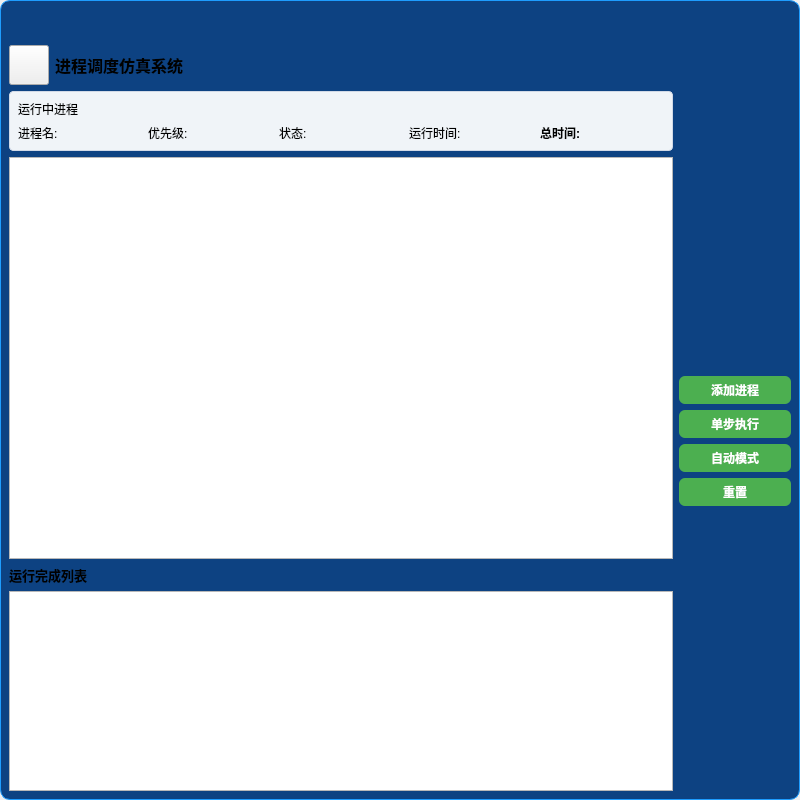
First picture: the form in mainwindow.ui, repository dyfyyds/Process, before the edit.
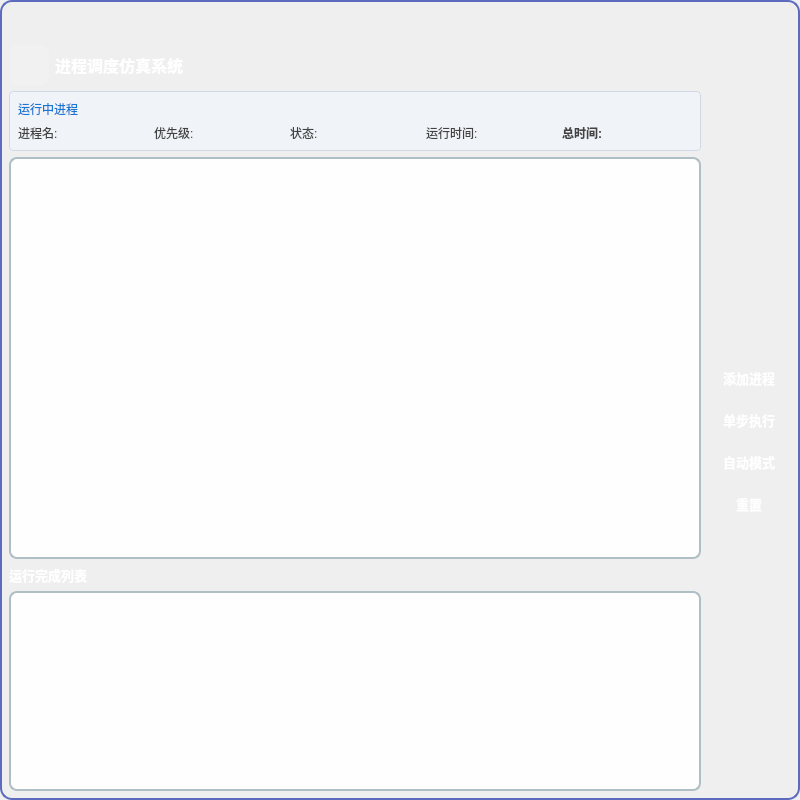
Second picture: the form after the edit. Icons and pictures are not drawn.

```diff
--- a/mainwindow.ui
+++ b/mainwindow.ui
@@ -35,9 +35,10 @@
    <property name="styleSheet">
     <string notr="true">#centralwidget
 {
-background:rgb(13, 66, 130);
-border-radius:10px;
-border:1px solid rgb(30,157,255);
+    background: qlineargradient(x1:0, y1:0, x2:1, y2:1,
+        stop:0 #1a237e, stop:0.5 #283593, stop:1 #3949ab);
+    border-radius: 12px;
+    border: 2px solid #5c6bc0;
 }</string>
    </property>
    <layout class="QVBoxLayout" name="verticalLayout_5">
@@ -182,6 +183,13 @@
              <height>40</height>
             </size>
            </property>
+           <property name="styleSheet">
+            <string notr="true">#Icon{
+border:none;
+border-radius:8px;
+background: rgba(255, 255, 255, 0.1);
+}</string>
+           </property>
            <property name="text">
             <string/>
            </property>
@@ -205,6 +213,12 @@
              <bold>true</bold>
             </font>
            </property>
+           <property name="styleSheet">
+            <string notr="true">#Label{
+color:#ffffff;
+background: transparent;
+}</string>
+           </property>
            <property name="text">
             <string>进程调度仿真系统</string>
            </property>
@@ -231,6 +245,12 @@
              <layout class="QVBoxLayout" name="verticalLayout">
               <item>
                <widget class="QLabel" name="Title">
+                <property name="styleSheet">
+                 <string notr="true">#Title{
+    color: #1976d2;
+    background: transparent;
+}</string>
+                </property>
                 <property name="text">
                  <string>运行中进程</string>
                 </property>
@@ -240,6 +260,12 @@
                <layout class="QHBoxLayout" name="horizontalLayout_2">
                 <item>
                  <widget class="QLabel" name="Name">
+                  <property name="styleSheet">
+                   <string notr="true">#Name{
+    color: #424242;
+    background: transparent;
+}</string>
+                  </property>
                   <property name="text">
                    <string>进程名:</string>
                   </property>
@@ -247,6 +273,12 @@
                 </item>
                 <item>
                  <widget class="QLabel" name="Priority">
+                  <property name="styleSheet">
+                   <string notr="true">#Priority{
+    color: #424242;
+    background: transparent;
+}</string>
+                  </property>
                   <property name="text">
                    <string>优先级:</string>
                   </property>
@@ -254,6 +286,12 @@
                 </item>
                 <item>
                  <widget class="QLabel" name="Status">
+                  <property name="styleSheet">
+                   <string notr="true">#Status{
+    color: #424242;
+    background: transparent;
+}</string>
+                  </property>
                   <property name="text">
                    <string>状态:</string>
                   </property>
@@ -261,6 +299,12 @@
                 </item>
                 <item>
                  <widget class="QLabel" name="Rtime">
+                  <property name="styleSheet">
+                   <string notr="true">#Rtime{
+    color: #424242;
+    background: transparent;
+}</string>
+                  </property>
                   <property name="text">
                    <string>运行时间:</string>
                   </property>
@@ -273,6 +317,12 @@
                     <bold>true</bold>
                    </font>
                   </property>
+                  <property name="styleSheet">
+                   <string notr="true">#Ntime{
+    color: #424242;
+    background: transparent;
+}</string>
+                  </property>
                   <property name="text">
                    <string>总时间:</string>
                   </property>
@@ -284,7 +334,25 @@
             </widget>
            </item>
            <item>
-            <widget class="QListWidget" name="ReadyQueue"/>
+            <widget class="QListWidget" name="ReadyQueue">
+             <property name="styleSheet">
+              <string notr="true">#ReadyQueue{
+    background: rgba(255, 255, 255, 0.95);
+    border: 2px solid #b0bec5;
+    border-radius: 8px;
+    outline: none;
+}
+
+#ReadyQueue::item{
+    border: none;
+    border-radius: 6px;
+    margin: 2px;
+    padding: 2px;
+}
+
+</string>
+             </property>
+            </widget>
            </item>
            <item>
             <widget class="QLabel" name="FinishLabel">
@@ -294,6 +362,12 @@
                <bold>true</bold>
               </font>
              </property>
+             <property name="styleSheet">
+              <string notr="true">#FinishLabel{
+color:#ffffff;
+background: transparent;
+}</string>
+             </property>
              <property name="text">
               <string>运行完成列表</string>
              </property>
@@ -313,6 +387,31 @@
                <height>200</height>
               </size>
              </property>
+             <property name="styleSheet">
+              <string notr="true">#FinishQueue{
+    background: rgba(255, 255, 255, 0.95);
+    border: 2px solid #b0bec5;
+    border-radius: 8px;
+    gridline-color: #e0e0e0;
+}
+
+#FinishQueue::item{
+    padding: 5px;
+}
+
+#FinishQueue::item:selected{
+    background: #e8f5e9;
+    color: #2e7d32;
+}
+
+QHeaderView::section{
+    background: #546e7a;
+    color: white;
+    padding: 6px;
+    border: none;
+    font-weight: bold;
+}</string>
+             </property>
              <property name="editTriggers">
               <set>QAbstractItemView::EditTrigger::NoEditTriggers</set>
              </property>
@@ -338,15 +437,15 @@
            <item>
             <widget class="QPushButton" name="AddProcessButton">
              <property name="styleSheet">
-              <string notr="true">#AddProcessButton {
-    background-color: #4CAF50;
+              <string notr="true">#AddProcessButton{
+    background: qlineargradient(x1:0, y1:0, x2:0, y2:1,
+        stop:0 #66bb6a, stop:1 #43a047);
     color: white;
     border: none;
-    border-radius: 6px;
-    padding: 5px 6px;
-    font-size: 12px;
+    border-radius: 8px;
+    padding: 8px 16px;
+    font-size: 13px;
     font-weight: bold;
-
 }
 
 #AddProcessButton:hover {
@@ -361,11 +460,9 @@
 
 }
 
-#AddProcessButton:disabled {
-
-    background-color: #cccccc;
-    color: #666666;
-
+#AddProcessButton:disabled{
+    background: #bdbdbd;
+    color: #757575;
 }</string>
              </property>
              <property name="text">
@@ -376,15 +473,15 @@
            <item>
             <widget class="QPushButton" name="SetSingleButton">
              <property name="styleSheet">
-              <string notr="true">#SetSingleButton {
-    background-color: #4CAF50;
+              <string notr="true">#SetSingleButton{
+    background: qlineargradient(x1:0, y1:0, x2:0, y2:1,
+        stop:0 #42a5f5, stop:1 #1e88e5);
     color: white;
     border: none;
-    border-radius: 6px;
-    padding: 5px 6px;
-    font-size: 12px;
+    border-radius: 8px;
+    padding: 8px 16px;
+    font-size: 13px;
     font-weight: bold;
-    min-width: 100px;
 }
 
 #SetSingleButton:hover {
@@ -396,10 +493,9 @@
     background-color: #3d8b40;
 }
 
-#SetSingleButton:disabled {
-
-    background-color: #cccccc;
-    color: #666666;
+#SetSingleButton:disabled{
+    background: #bdbdbd;
+    color: #757575;
 }</string>
              </property>
              <property name="text">
@@ -410,15 +506,15 @@
            <item>
             <widget class="QPushButton" name="SetAutoButton">
              <property name="styleSheet">
-              <string notr="true">#SetAutoButton {
-    background-color: #4CAF50;
+              <string notr="true">#SetAutoButton{
+    background: qlineargradient(x1:0, y1:0, x2:0, y2:1,
+        stop:0 #ffa726, stop:1 #fb8c00);
     color: white;
     border: none;
-    border-radius: 6px;
-    padding: 5px 6px;
-    font-size: 12px;
+    border-radius: 8px;
+    padding: 8px 16px;
+    font-size: 13px;
     font-weight: bold;
-
 }
 
 #SetAutoButton:hover {
@@ -433,11 +529,9 @@
 
 }
 
-#SetAutoButton:disabled {
-
-    background-color: #cccccc;
-    color: #666666;
-
+#SetAutoButton:disabled{
+    background: #bdbdbd;
+    color: #757575;
 }</string>
              </property>
              <property name="text">
@@ -448,15 +542,15 @@
            <item>
             <widget class="QPushButton" name="RestButton">
              <property name="styleSheet">
-              <string notr="true">#RestButton {
-    background-color: #4CAF50;
+              <string notr="true">#RestButton{
+    background: qlineargradient(x1:0, y1:0, x2:0, y2:1,
+        stop:0 #ef5350, stop:1 #e53935);
     color: white;
     border: none;
-    border-radius: 6px;
-    padding: 5px 6px;
-    font-size: 12px;
+    border-radius: 8px;
+    padding: 8px 16px;
+    font-size: 13px;
     font-weight: bold;
-
 }
 
 #RestButton:hover {
@@ -471,11 +565,9 @@
 
 }
 
-#RestButton:disabled {
-
-    background-color: #cccccc;
-    color: #666666;
-
+#RestButton:disabled{
+    background: #bdbdbd;
+    color: #757575;
 }</string>
              </property>
              <property name="text">
```
Left out of the diff: 45 changed lines with no effect on the pictures.
